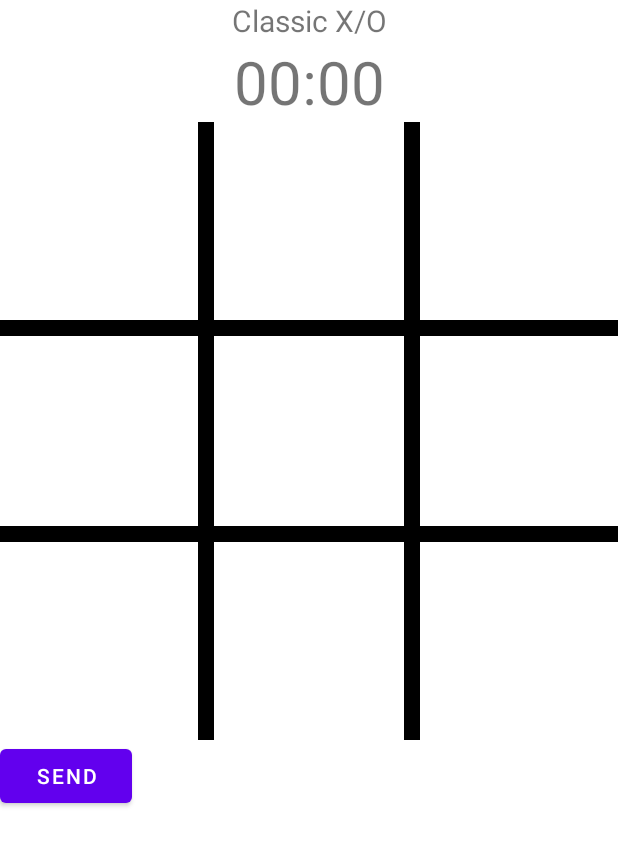
After one commit to SDD-Devs/IksOksAndroidApp, an Android app: the BluetoothClassic screen opened directly, with no data from a screen before it, on a phone screen of 412 x 824 dp. The commit adds this screen. Shown: the top 846 px of the screen. Run offline under Robolectric (Android 15) with nearby library versions, the phone set to English and light mode, and no system bars; libraries missing offline, so code that uses them is left out: org.parceler.

Commit message:
Update before implementing BluetoothManager class.

```diff
--- a/app/build.gradle
+++ b/app/build.gradle
@@ -36,4 +36,7 @@ dependencies {
     testImplementation 'junit:junit:4.+'
     androidTestImplementation 'androidx.test.ext:junit:1.1.2'
     androidTestImplementation 'androidx.test.espresso:espresso-core:3.3.0'
+
+    implementation 'org.parceler:parceler-api:1.1.12'
+    annotationProcessor 'org.parceler:parceler:1.1.12'
 }
--- a/app/src/main/AndroidManifest.xml
+++ b/app/src/main/AndroidManifest.xml
@@ -10,7 +10,6 @@
     <uses-permission android:name="android.permission.BLUETOOTH_SCAN" />
     <uses-permission android:name="android.permission.ACCESS_FINE_LOCATION" />
 
-
     <application
         android:allowBackup="true"
         android:icon="@mipmap/ic_launcher"
@@ -18,6 +17,9 @@
         android:roundIcon="@mipmap/ic_launcher_round"
         android:supportsRtl="true"
         android:theme="@style/Theme.IksOksAndroidApp">
+        <activity
+            android:name=".IksOksLogic.pages.BluetoothClassic"
+            android:exported="false" />
         <activity
             android:name=".IksOksLogic.pages.BluetoothActivity"
             android:exported="false" />
--- /dev/null
+++ b/app/src/main/java/com/example/iksoksandroidapp/IksOksLogic/pages/BluetoothClassic.java
@@ -0,0 +1,118 @@
+package com.example.iksoksandroidapp.IksOksLogic.pages;
+
+import androidx.appcompat.app.AppCompatActivity;
+
+import android.bluetooth.BluetoothDevice;
+import android.content.BroadcastReceiver;
+import android.content.Context;
+import android.content.Intent;
+import android.os.Bundle;
+import android.os.Parcelable;
+import android.util.Log;
+import android.view.View;
+import android.widget.Button;
+import android.widget.GridView;
+import android.widget.TextView;
+
+import com.example.iksoksandroidapp.IksOksLogic.blue_backend.BluetoothConnectionService;
+import com.example.iksoksandroidapp.IksOksLogic.classic_backend.Game;
+import com.example.iksoksandroidapp.IksOksLogic.classic_backend.GameManager;
+import com.example.iksoksandroidapp.IksOksLogic.enums.GameState;
+import com.example.iksoksandroidapp.R;
+
+import org.parceler.Parcels;
+
+import java.nio.charset.Charset;
+import java.sql.Timestamp;
+import java.util.Timer;
+import java.util.TimerTask;
+import java.util.UUID;
+
+public class BluetoothClassic extends AppCompatActivity {
+
+    //Constants
+    private final static String TAG = "[DEBUG/IksOks]";
+
+    //GUI Controls
+    Button btnSend;
+    BluetoothConnectionService mBluetoothConnectionService;
+
+
+    //Declaration
+    TimerTask timerTask;
+    Timer timer;
+    Game game;
+
+    //UI Declaration
+    TextView txt_TimerLabel;
+
+    @Override
+    protected void onCreate(Bundle savedInstanceState) {
+        super.onCreate(savedInstanceState);
+        setContentView(R.layout.activity_bluetooth_classic);
+
+
+        btnSend = (Button) findViewById(R.id.btnSend);
+        btnSend.setOnClickListener(new View.OnClickListener() {
+            @Override
+            public void onClick(View view) {
+                //sendCommand();
+            }
+        });
+
+        //Instantiate Game
+        GameManager.startNewGame();
+        game = GameManager.getGame();
+
+        //Initialization
+        txt_TimerLabel = (TextView) findViewById(R.id.lbl_Timer);
+
+
+        timerTask = new TimerTask() {
+            @Override
+            public void run() {
+                if(GameManager.getGame().getGameState() != GameState.IN_PROGRESS)
+                    timerTask.cancel();
+
+                String timestamp = new Timestamp(game.getPlayTimeMilliseconds()).toString();
+                timestamp = timestamp.substring(14,19);
+                //txt_TimerLabel.setText(timestamp);
+            }
+        };
+        timer = new Timer();
+        timer.schedule(timerTask, 0, 1000);
+
+
+
+    }
+
+    private final BroadcastReceiver CommandReceiver = new BroadcastReceiver() {
+        @Override
+        public void onReceive(Context context, Intent intent) {
+            String cmd = intent.getStringExtra("theMessage");
+            Log.d("[COOmmmmmmmAND]", cmd);
+        }
+    };
+
+    public void sendCommand() {
+        //Logika koje polje je kliknuto (Darkic)
+
+
+        //Parsiranje
+        String cmd = "Cmd 1";
+        byte[] bytes = cmd.getBytes(Charset.defaultCharset());
+
+        //Slanje
+        mBluetoothConnectionService.write(bytes);
+    }
+
+    private boolean startBTConnection(BluetoothDevice mDevice, UUID myUuidInsecure) {
+        Log.d(TAG, "startBTConnection: Initiialize RFCOM Bluetooth Connection");
+        if(mDevice != null){
+            mBluetoothConnectionService.startClient(mDevice, myUuidInsecure);
+            return true;
+        }else {
+            return false;
+        }
+    }
+}
--- a/app/src/main/java/com/example/iksoksandroidapp/IksOksLogic/pages/ClassicGameActivity.java
+++ b/app/src/main/java/com/example/iksoksandroidapp/IksOksLogic/pages/ClassicGameActivity.java
@@ -37,14 +37,8 @@ public class ClassicGameActivity extends AppCompatActivity {
         GameManager.startNewGame();
         game = GameManager.getGame();
 
-
-
         //Initialization
-        //gv_board = (GridView) findViewById(R.id.gridView);
         txt_TimerLabel = (TextView) findViewById(R.id.lbl_Timer);
-
-        //Set the GridView adapter to the list of tiles.
-        //gv_board.setAdapter(boardAdapter);
 
 
         timerTask = new TimerTask() {
--- a/app/src/main/res/layout/activity_bluetooth.xml
+++ b/app/src/main/res/layout/activity_bluetooth.xml
@@ -88,6 +88,11 @@
 
     </LinearLayout>
 
+    <Button
+        android:id="@+id/btnSend"
+        android:layout_width="wrap_content"
+        android:layout_height="wrap_content"
+        android:text="SEND COmmand"/>
 
 
 </LinearLayout>
--- /dev/null
+++ b/app/src/main/res/layout/activity_bluetooth_classic.xml
@@ -0,0 +1,42 @@
+<?xml version="1.0" encoding="utf-8"?>
+<LinearLayout
+    android:orientation="vertical"
+    xmlns:android="http://schemas.android.com/apk/res/android"
+    xmlns:custom="http://schemas.android.com/apk/res-auto"
+    android:layout_width="match_parent"
+    android:layout_height="match_parent">
+
+
+
+    <TextView
+        android:layout_width="match_parent"
+        android:layout_height="wrap_content"
+        android:text="@string/classic_title"
+        android:textSize="20sp"
+        android:textAlignment="center"
+        />
+
+    <TextView
+        android:id="@+id/lbl_Timer"
+        android:layout_width="match_parent"
+        android:layout_height="wrap_content"
+        android:textSize="40sp"
+        android:text="00:00"
+        android:textAlignment="center"
+        />
+
+    <com.example.iksoksandroidapp.IksOksLogic.classic_backend.IksOksBoard
+        android:id="@+id/iksOksBoard"
+        android:layout_width="match_parent"
+        android:layout_height="wrap_content"
+        custom:boardColor="#000000"
+        custom:XColor="#FF0000"
+        custom:OColor="#0000FF"
+        />
+
+    <Button
+        android:id="@+id/btnSend"
+        android:layout_width="wrap_content"
+        android:layout_height="wrap_content"
+        android:text="SEND"/>
+</LinearLayout>
```
Also changed, not shown: app/src/main/java/com/example/iksoksandroidapp/IksOksLogic/blue_backend/BluetoothConnectionService.java (+277 -1 lines), app/src/main/java/com/example/iksoksandroidapp/IksOksLogic/blue_backend/BluetoothManager.java (added, +29 -0 lines).
